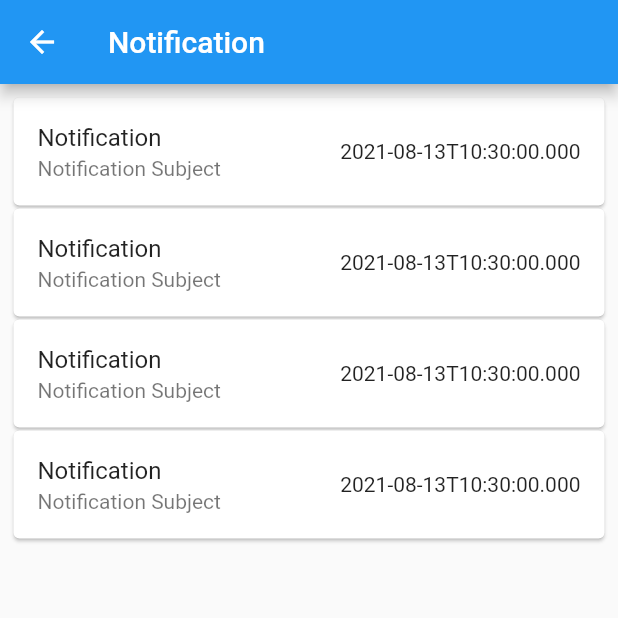
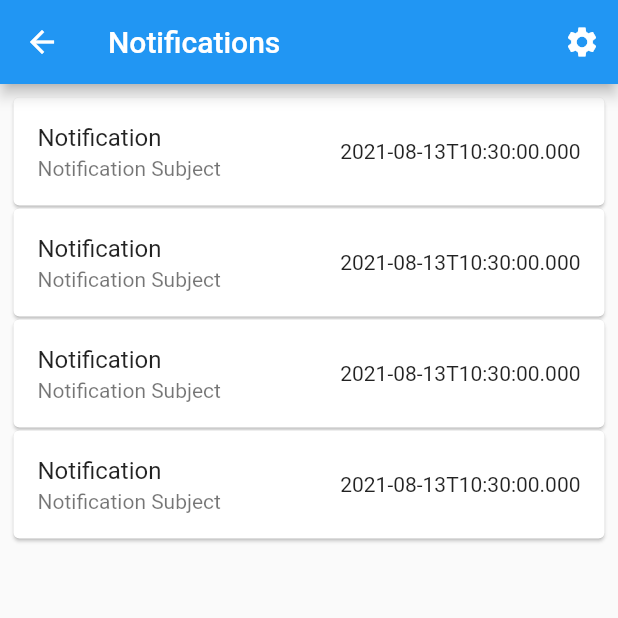
Before and after one commit to javiergenepaul/yoo, a Flutter app: the LandingPage screen opened by its route, item 4 of the bottom bar chosen, on a phone screen of 412 x 824 dp, the top half of it. Run offline on Flutter 3.47's test engine with Material 2 defaults, Android fonts, the phone set to English and light mode, and no system bars.

Commit message:
Update Navigation Bar

```diff
--- a/yoo_rider_account_page/lib/screens/Landing_page.dart
+++ b/yoo_rider_account_page/lib/screens/Landing_page.dart
@@ -14,13 +14,13 @@ class LandingPage extends StatefulWidget {
 class _HomePageState extends State<LandingPage> {
   int _currentIndex = 0;
 
-  final AppBarTitle = [
-    Text("Home"),
-    Text("Order"),
-    Text("Wallet"),
-    Text("Notification"),
-    Text("Profile"),
-  ];
+  // final AppBarTitle = [
+  //   Text("Home"),
+  //   Text("My Order"),
+  //   Text("My Wallet"),
+  //   Text("Notification"),
+  //   Text("My Account"),
+  // ];
 
   List<Widget> _widgetOption = <Widget>[
     HomePage(),
@@ -33,9 +33,9 @@ class _HomePageState extends State<LandingPage> {
   @override
   Widget build(BuildContext context) {
     return Scaffold(
-      appBar: AppBar(
-        title: AppBarTitle[_currentIndex],
-      ),
+      // appBar: AppBar(
+      //   title: AppBarTitle[_currentIndex],
+      // ),
       body: _widgetOption.elementAt(_currentIndex),
       bottomNavigationBar: BottomNavigationBar(
         currentIndex: _currentIndex,
--- a/yoo_rider_account_page/lib/screens/home_page.dart
+++ b/yoo_rider_account_page/lib/screens/home_page.dart
@@ -9,6 +9,9 @@ class _HomePageState extends State<HomePage> {
   @override
   Widget build(BuildContext context) {
     return Scaffold(
+      appBar: AppBar(
+        title: Text("Home"),
+      ),
       body: Center(
         child: Text("Home Page"),
       ),
--- a/yoo_rider_account_page/lib/screens/notifications_page.dart
+++ b/yoo_rider_account_page/lib/screens/notifications_page.dart
@@ -10,16 +10,16 @@ class NotificationsPage extends StatelessWidget {
   @override
   Widget build(BuildContext context) {
     return Scaffold(
-      // appBar: AppBar(
-      //   title: Text('Notifications'),
-      //   actions: [
-      //     IconButton(
-      //         onPressed: () {
-      //           Navigator.of(context).pushNamed(NotificationSettings.routeName);
-      //         },
-      //         icon: Icon(Icons.settings)),
-      //   ],
-      // ),
+      appBar: AppBar(
+        title: Text('Notifications'),
+        actions: [
+          IconButton(
+              onPressed: () {
+                Navigator.of(context).pushNamed(NotificationSettings.routeName);
+              },
+              icon: Icon(Icons.settings)),
+        ],
+      ),
       body: NotificationWidget(),
     );
   }
--- a/yoo_rider_account_page/lib/screens/rider_account_page.dart
+++ b/yoo_rider_account_page/lib/screens/rider_account_page.dart
@@ -8,9 +8,9 @@ class RiderAccountPage extends StatelessWidget {
   @override
   Widget build(BuildContext context) {
     return Scaffold(
-      // appBar: AppBar(
-      //   title: Text('My Account'),
-      // ),
+      appBar: AppBar(
+        title: Text('My Account'),
+      ),
       body: AccountBodyDetails(),
     );
   }
--- a/yoo_rider_account_page/lib/screens/wallet_page.dart
+++ b/yoo_rider_account_page/lib/screens/wallet_page.dart
@@ -9,6 +9,9 @@ class _WalletPageState extends State<WalletPage> {
   @override
   Widget build(BuildContext context) {
     return Scaffold(
+      appBar: AppBar(
+        title: Text('My Wallet'),
+      ),
       body: Center(
         child: Text("Wallet Page"),
       ),
```
Also changed, not shown: yoo_rider_account_page/lib/screens/order_page.dart (+27 -3 lines).
